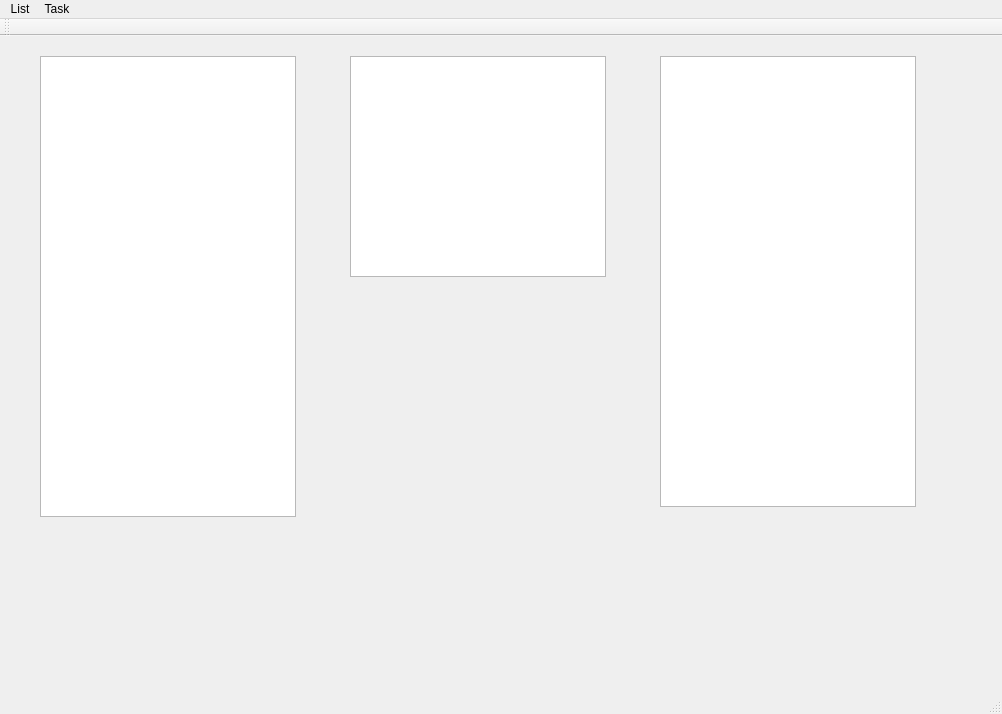
Before: the Qt Designer form TaskManagerGUI/TaskManagerMainWindow.ui in Federico3198/Task-Manager, drawn with Qt 5.
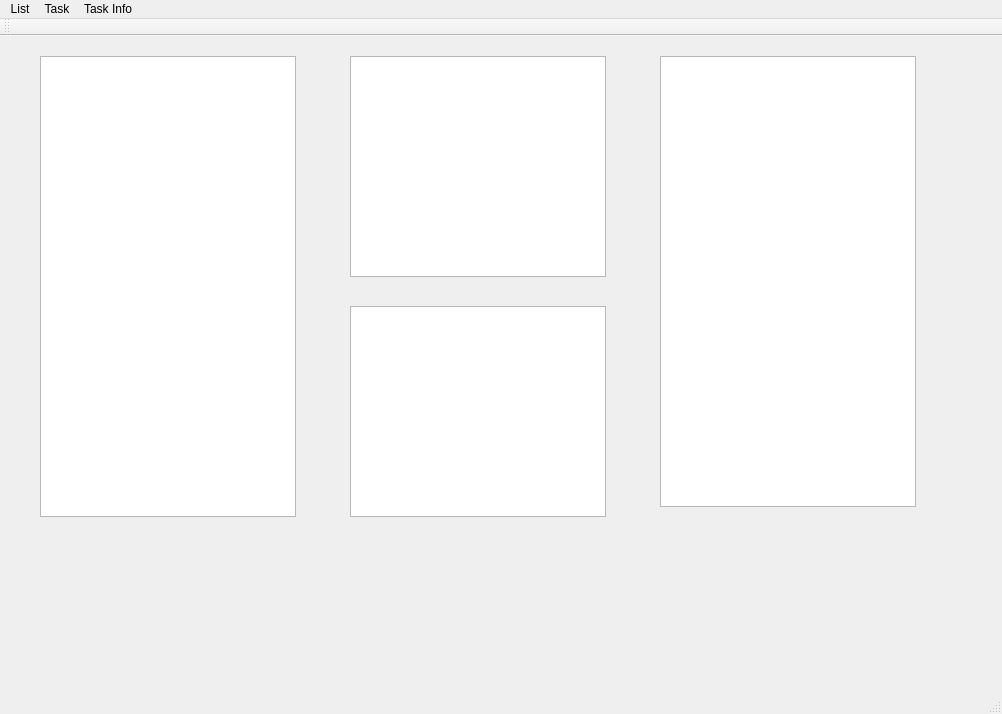
After: the same form once the commit is applied.

Commit message: implemented task deletion, partially implemented adding sub tasks, implemented set uncompleted,

Patch:
```diff
--- a/TaskManagerGUI/TaskManagerMainWindow.ui
+++ b/TaskManagerGUI/TaskManagerMainWindow.ui
@@ -44,6 +44,16 @@
      </rect>
     </property>
    </widget>
+   <widget class="QListWidget" name="listWidgetCompletedTasks">
+    <property name="geometry">
+     <rect>
+      <x>350</x>
+      <y>270</y>
+      <width>256</width>
+      <height>211</height>
+     </rect>
+    </property>
+   </widget>
   </widget>
   <widget class="QMenuBar" name="menuBar">
    <property name="geometry">
@@ -67,9 +77,22 @@
     </property>
     <addaction name="actionAddTask"/>
     <addaction name="actionRemoveTask"/>
+    <addaction name="actionModifyTask"/>
+    <addaction name="actionSet_CompletedTask"/>
+    <addaction name="actionSet_UncompletedTask"/>
+   </widget>
+   <widget class="QMenu" name="menuTask_Info">
+    <property name="title">
+     <string>Task Info</string>
+    </property>
+    <addaction name="actionAdd_Sub_Task"/>
+    <addaction name="actionRemove_Sub_Task"/>
+    <addaction name="actionSet_Sub_Task_Completed"/>
+    <addaction name="actionSet_Sub_Task_Uncompleted"/>
    </widget>
    <addaction name="menuLista"/>
    <addaction name="menuTask"/>
+   <addaction name="menuTask_Info"/>
   </widget>
   <widget class="QToolBar" name="mainToolBar">
    <attribute name="toolBarArea">
```
Left out of the diff: 43 changed lines with no effect on the pictures. The commit also changes 19 other files.
